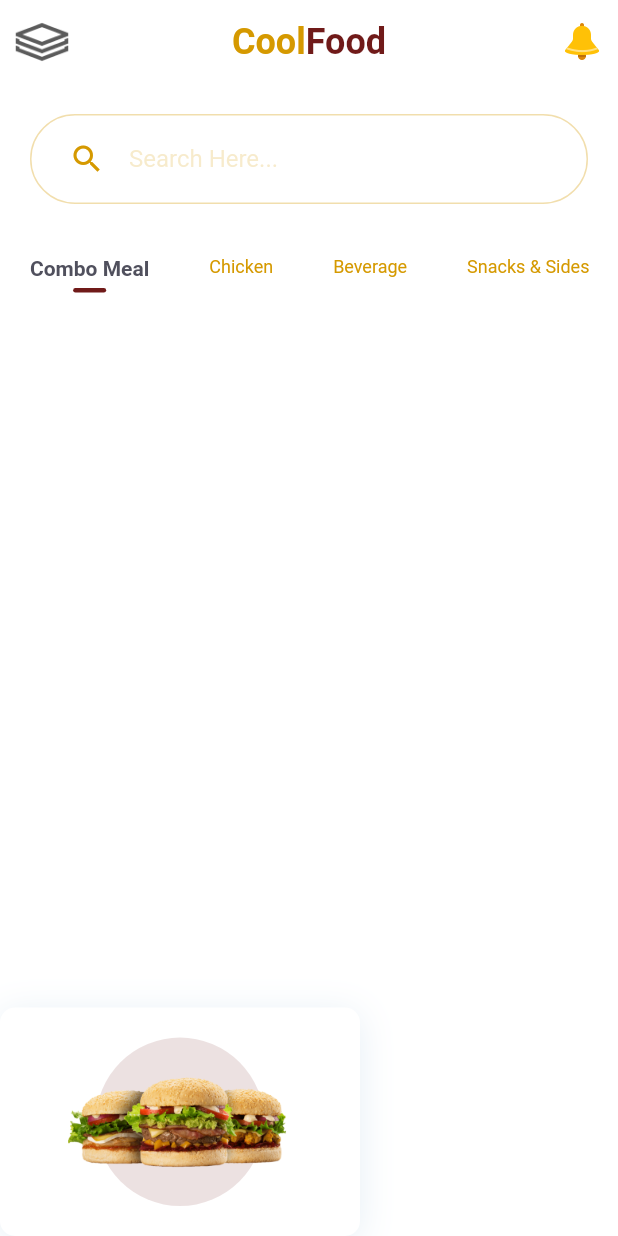
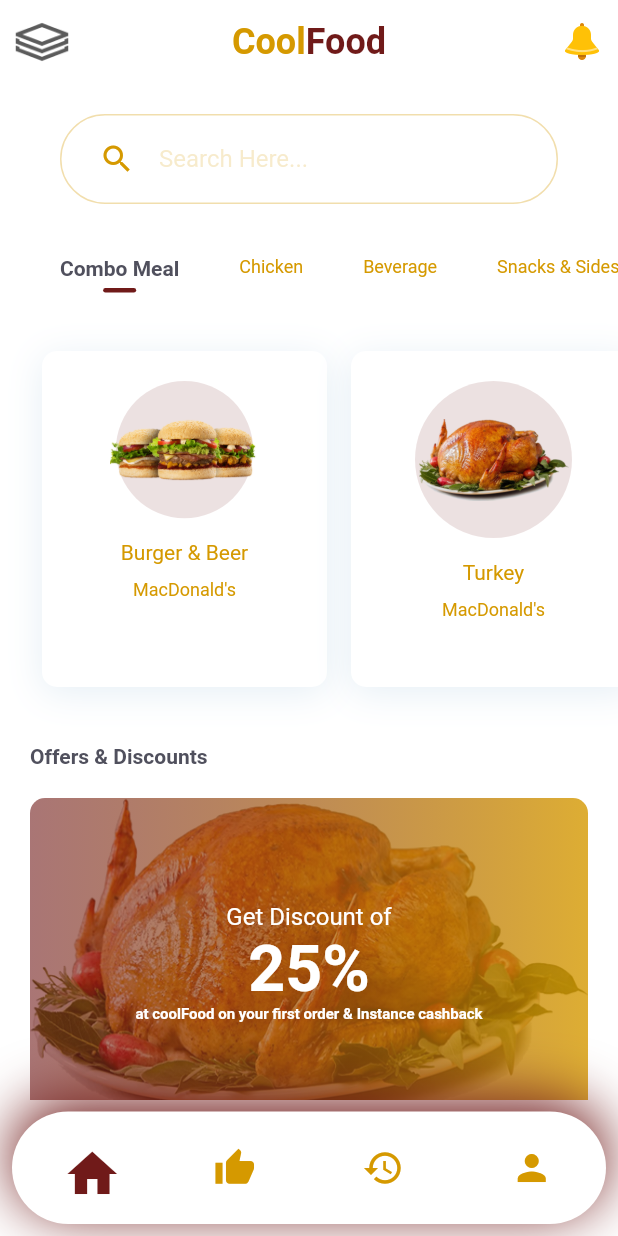
Before and after one commit to adebayoAdesina/Flutter_Food_Ordering_App, a Flutter app: the screen it shows after launch, on a phone screen of 412 x 824 dp. Run offline on Flutter 3.47's test engine with Material 2 defaults, Android fonts, the phone set to English and light mode, and no system bars.

Commit message:
landing page and tabs added

```diff
--- a/lib/Screens/home_page.dart
+++ b/lib/Screens/home_page.dart
@@ -1,8 +1,9 @@
 import 'package:flutter/material.dart';
-import 'package:food_ordering_ui_app/Util/colors.dart';
 import 'package:food_ordering_ui_app/Widgets/category_item.dart';
+import 'package:food_ordering_ui_app/Widgets/scrollable_food.dart';
 import 'package:food_ordering_ui_app/Widgets/search_widget.dart';
 
+import '../Widgets/discount_card.dart';
 import '../Widgets/widgets.dart';
 
 class HomePage extends StatefulWidget {
@@ -23,21 +24,60 @@ class _HomePageState extends State<HomePage> {
     {'name': 'Snacks & Sides ', 'bool': false},
   ];
 
+  List<Map<String, dynamic>> foods = [
+    {
+      'foodName': 'Burger & Beer',
+      'foodDescription': 'MacDonald\'s',
+      'foodImage': 'assets/images/Burger.png',
+    },
+    {
+      'foodName': 'Turkey',
+      'foodDescription': 'MacDonald\'s',
+      'foodImage': 'assets/images/turkey_food_PNG14.png',
+    },
+    {
+      'foodName': 'Burger & Beer',
+      'foodDescription': 'MacDonald\'s',
+      'foodImage': 'assets/images/Burger.png',
+    },
+    {
+      'foodName': 'Turkey',
+      'foodDescription': 'MacDonald\'s',
+      'foodImage': 'assets/images/turkey_food_PNG14.png',
+    },
+    {
+      'foodName': 'Burger & Beer',
+      'foodDescription': 'MacDonald\'s',
+      'foodImage': 'assets/images/Burger.png',
+    },
+    {
+      'foodName': 'Turkey',
+      'foodDescription': 'MacDonald\'s',
+      'foodImage': 'assets/images/turkey_food_PNG14.png',
+    }
+  ];
+
   int categorySelected = 0;
+
   @override
   Widget build(BuildContext context) {
     return Scaffold(
       appBar: Widgets().homePageAppbar(context),
-      body: Column(
+      body: SingleChildScrollView(
+        child: Container(
+          margin: const EdgeInsets.all(20.0),
+          child: Column(
             children: [
               SearchWidget(
                 onChange: (value) {
                   print(value);
                 },
               ),
-          Expanded(
+              SizedBox(
+                height: 70,
                 child: ListView.builder(
                   scrollDirection: Axis.horizontal,
+                  clipBehavior: Clip.none,
                   shrinkWrap: true,
                   itemCount: categoryItem.length,
                   itemBuilder: ((context, index) {
@@ -56,40 +96,29 @@ class _HomePageState extends State<HomePage> {
                   }),
                 ),
               ),
-          Row(
-            children: [
-              Container(
-                padding: const EdgeInsets.all(20.0),
-                decoration: BoxDecoration(
-                  color: kWhiteColor,
-                  borderRadius: BorderRadius.circular(10.0),
-                  boxShadow: [
-                    BoxShadow(
-                      offset: const Offset(0, 4),
-                      blurRadius: 20,
-                      color: const Color(0XFFB0CCE1).withOpacity(0.32),
+              SizedBox(
+                height: 240,
+                child: ListView.builder(
+                    itemCount: foods.length,
+                    scrollDirection: Axis.horizontal,
+                    clipBehavior: Clip.none,
+                    shrinkWrap: true,
+                    itemBuilder: (context, index) {
+                      final food = foods[index];
+                      return ScrollableFood(
+                        foodName: food['foodName'],
+                        foodDescription: food['foodDescription'],
+                        foodImage: food['foodImage'],
+                      );
+                    }),
               ),
+              const SizedBox(
+                height: 30.0,
+              ),
+              const DiscountCard()
             ],
           ),
-                child: Column(
-                  children: [
-                    Container(
-                      padding: const EdgeInsets.all(25),
-                      decoration: BoxDecoration(
-                        color: kPrimaryColor.withOpacity(0.13),
-                        shape: BoxShape.circle,
         ),
-                      child: Image(
-                        image: AssetImage('assets/images/Burger.png'),
-                        width: 150,
-                      ),
-                    )
-                  ],
-                ),
-              )
-            ],
-          )
-        ],
       ),
     );
   }
--- /dev/null
+++ b/lib/Screens/tabs.dart
@@ -0,0 +1,105 @@
+import 'package:flutter/material.dart';
+import 'package:food_ordering_ui_app/Util/colors.dart';
+import 'home_page.dart';
+
+enum TabSelected { home, like, history, profile }
+
+class Tabs extends StatefulWidget {
+  const Tabs({Key? key}) : super(key: key);
+
+  @override
+  State<Tabs> createState() => _TabsState();
+}
+
+class _TabsState extends State<Tabs> {
+  List<dynamic> categoryItem = const [
+    HomePage(),
+    Scaffold(),
+    Scaffold(),
+    Scaffold(),
+  ];
+
+  TabSelected navigatorSelected = TabSelected.home;
+  int currentPage = 0;
+  void setTab(TabSelected set, int index) {
+    setState(() {
+      navigatorSelected = set;
+      currentPage = index;
+    });
+  }
+
+  @override
+  Widget build(BuildContext context) {
+    return Scaffold(
+      body: categoryItem[currentPage],
+      bottomNavigationBar: Padding(
+        padding: const EdgeInsets.all(8.0),
+        child: Container(
+          height: 75.0,
+          width: double.infinity,
+          decoration: BoxDecoration(
+            boxShadow: const [
+              BoxShadow(
+                  offset: Offset(0, -7), blurRadius: 33, color: kPrimaryColor)
+            ],
+            color: kWhiteColor,
+            borderRadius: BorderRadius.circular(40.0),
+          ),
+          child: Row(
+            mainAxisAlignment: MainAxisAlignment.spaceAround,
+            children: [
+              IconButton(
+                onPressed: () {
+                  setTab(TabSelected.home, 0);
+                },
+                icon: Icon(
+                  Icons.home,
+                  color: navigatorSelected == TabSelected.home
+                      ? kPrimaryColor
+                      : kSecondaryColor,
+                  size: navigatorSelected == TabSelected.home ? 40 : 28,
+                ),
+              ),
+              IconButton(
+                onPressed: () {
+                  setTab(TabSelected.like, 1);
+                },
+                icon: Icon(
+                  Icons.thumb_up,
+                  color: navigatorSelected == TabSelected.like
+                      ? kPrimaryColor
+                      : kSecondaryColor,
+                  size: navigatorSelected == TabSelected.like ? 40 : 28,
+                ),
+              ),
+              IconButton(
+                onPressed: () {
+                  setTab(TabSelected.history, 2);
+                },
+                icon: Icon(
+                  Icons.history,
+                  color: navigatorSelected == TabSelected.history
+                      ? kPrimaryColor
+                      : kSecondaryColor,
+                  size: navigatorSelected == TabSelected.history ? 40 : 28,
+                ),
+              ),
+              IconButton(
+                onPressed: () {
+                  setTab(TabSelected.profile, 3);
+                },
+                icon: Icon(
+                  Icons.person,
+                  color: navigatorSelected == TabSelected.profile
+                      ? kPrimaryColor
+                      : kSecondaryColor,
+                  size: navigatorSelected == TabSelected.profile ? 40 : 28,
+                ),
+              ),
+            ],
+          ),
+        ),
+      ),
+    );
+  }
+}
--- /dev/null
+++ b/lib/Widgets/discount_card.dart
@@ -0,0 +1,70 @@
+import 'package:flutter/material.dart';
+
+import '../Util/colors.dart';
+
+class DiscountCard extends StatelessWidget {
+  const DiscountCard({
+    Key? key,
+  }) : super(key: key);
+
+  @override
+  Widget build(BuildContext context) {
+    return Column(
+      crossAxisAlignment: CrossAxisAlignment.start,
+      children: [
+        const Text(
+          "Offers & Discounts",
+          style: TextStyle(
+              fontWeight: FontWeight.bold, color: kTextColor),
+        ),
+        Container(
+          margin: const EdgeInsets.symmetric(vertical: 20.0),
+          width: double.infinity,
+          height: 220,
+          decoration: BoxDecoration(
+            borderRadius: BorderRadius.circular(10),
+            image: const DecorationImage(
+              fit: BoxFit.fill,
+              image:
+                  AssetImage('assets/images/turkey_food_PNG14.png'),
+            ),
+          ),
+          child: DecoratedBox(
+            decoration: BoxDecoration(
+              borderRadius: BorderRadius.circular(10),
+              gradient: LinearGradient(
+                colors: [
+                  kPrimaryColor.withOpacity(0.6),
+                  kSecondaryColor.withOpacity(0.8)
+                ],
+              ),
+            ),
+            child: Column(
+              mainAxisAlignment: MainAxisAlignment.center,
+              children: const [
+                Text(
+                  "Get Discount of",
+                  style: TextStyle(fontSize: 16, color: kWhiteColor),
+                ),
+                Text(
+                  "25%",
+                  style: TextStyle(
+                      fontSize: 43,
+                      fontWeight: FontWeight.bold,
+                      color: kWhiteColor),
+                ),
+                Text(
+                  "at coolFood on your first order & Instance cashback",
+                  style: TextStyle(
+                      fontSize: 10,
+                      fontWeight: FontWeight.bold,
+                      color: kWhiteColor),
+                )
+              ],
+            ),
+          ),
+        )
+      ],
+    );
+  }
+}
--- /dev/null
+++ b/lib/Widgets/scrollable_food.dart
@@ -0,0 +1,66 @@
+import 'package:flutter/material.dart';
+
+import '../Util/colors.dart';
+
+class ScrollableFood extends StatelessWidget {
+  final String foodName;
+  final String foodDescription;
+  final String foodImage;
+  const ScrollableFood({
+    Key? key,
+    required this.foodName,
+    required this.foodDescription,
+    required this.foodImage,
+  }) : super(key: key);
+
+  @override
+  Widget build(BuildContext context) {
+    return Padding(
+      padding: const EdgeInsets.all(8.0),
+      child: Container(
+        padding: const EdgeInsets.all(20.0),
+        decoration: BoxDecoration(
+          color: kWhiteColor,
+          borderRadius: BorderRadius.circular(10.0),
+          boxShadow: [
+            BoxShadow(
+              offset: const Offset(0, 4),
+              blurRadius: 20,
+              color: const Color(0XFFB0CCE1).withOpacity(0.32),
+            ),
+          ],
+        ),
+        child: Column(
+          children: [
+            Container(
+              padding: const EdgeInsets.all(25),
+              margin: const EdgeInsets.only(bottom: 15),
+              decoration: BoxDecoration(
+                color: kPrimaryColor.withOpacity(0.13),
+                shape: BoxShape.circle,
+              ),
+              child: Image(
+                image: AssetImage(foodImage),
+                width: 100,
+              ),
+            ),
+            Text(
+              foodName,
+              overflow: TextOverflow.ellipsis,
+              maxLines: 1,
+            ),
+            const SizedBox(
+              height: 10.0,
+            ),
+            Text(
+              foodDescription,
+              style: const TextStyle(fontSize: 12.0),
+              overflow: TextOverflow.ellipsis,
+              maxLines: 1,
+            )
+          ],
+        ),
+      ),
+    );
+  }
+}
--- a/lib/Widgets/search_widget.dart
+++ b/lib/Widgets/search_widget.dart
@@ -5,13 +5,14 @@ import '../Util/colors.dart';
 class SearchWidget extends StatelessWidget {
   final ValueChanged<String> onChange;
   const SearchWidget({
-    Key? key, required this.onChange,
+    Key? key,
+    required this.onChange,
   }) : super(key: key);
 
   @override
   Widget build(BuildContext context) {
     return Container(
-      margin: const EdgeInsets.all(20),
+      margin: const EdgeInsets.only(left: 20, right: 20.0, bottom: 20.0),
       padding: const EdgeInsets.symmetric(horizontal: 25, vertical: 5),
       decoration: BoxDecoration(
         borderRadius: BorderRadius.circular(50.0),
--- a/lib/main.dart
+++ b/lib/main.dart
@@ -1,5 +1,5 @@
 import 'package:flutter/material.dart';
-import 'package:food_ordering_ui_app/Screens/home_page.dart';
+import 'package:food_ordering_ui_app/Screens/tabs.dart';
 import 'package:food_ordering_ui_app/Util/colors.dart';
 
 void main() {
@@ -23,7 +23,7 @@ class MyApp extends StatelessWidget {
         ),
         // appBarTheme: AppBarTheme(color: kPrimaryColor),
       ),
-      home: const HomePage(),
+      home: const Tabs(),
     );
   }
 }
```
Lines whose indentation alone changed are shown as unchanged.
